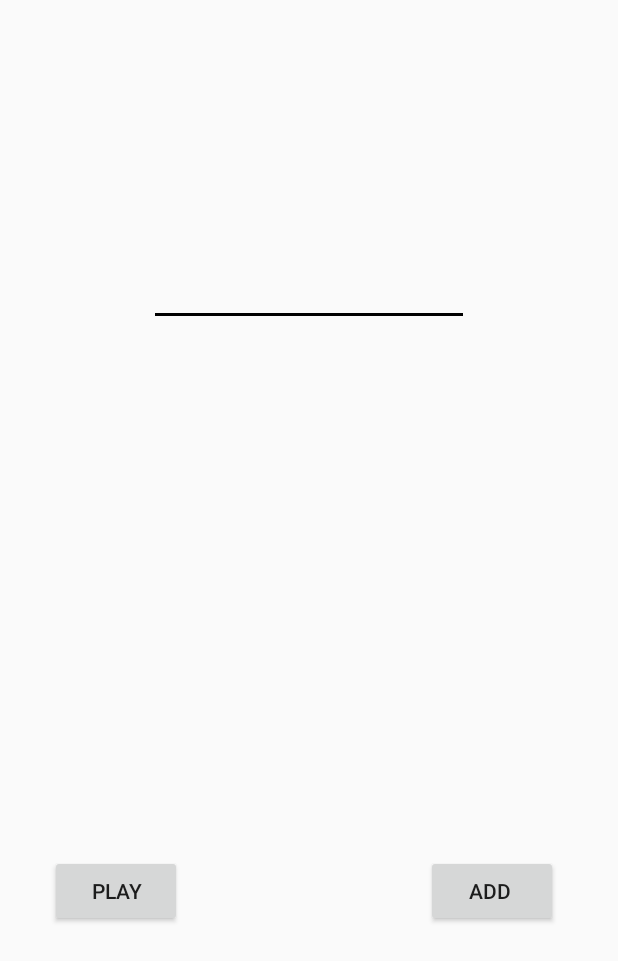
After one commit to axisimski/AS-Music-and-Radio-Player-for-Android, an Android app: the layout activity_radio.xml on its own in the app's theme, with its tools: preview values and no code run, on a phone screen of 412 x 824 dp. The commit adds this screen. Shown: the top 961 px of the screen. Run offline under Robolectric (Android 15) with nearby library versions, the phone set to English and light mode, and no system bars.

Commit message:
Adding RadioActivity/Service

```diff
--- /dev/null
+++ b/app/src/main/res/layout/activity_radio.xml
@@ -0,0 +1,40 @@
+<?xml version="1.0" encoding="utf-8"?>
+<RelativeLayout
+    xmlns:android="http://schemas.android.com/apk/res/android"
+    xmlns:app="http://schemas.android.com/apk/res-auto"
+    xmlns:tools="http://schemas.android.com/tools"
+    android:layout_width="match_parent"
+    android:layout_height="match_parent"
+    tools:context=".RadioActivity">
+
+    <Button
+        android:id="@+id/button_play"
+        android:layout_width="wrap_content"
+        android:layout_height="wrap_content"
+        android:layout_alignParentStart="true"
+        android:layout_alignTop="@+id/button_add"
+        android:layout_marginStart="33dp"
+        android:text="Play"
+        tools:layout_editor_absoluteX="148dp"
+        tools:layout_editor_absoluteY="390dp" />
+
+    <EditText
+        android:id="@+id/link_edt"
+        android:layout_width="wrap_content"
+        android:layout_height="wrap_content"
+        android:layout_alignParentTop="true"
+        android:layout_centerHorizontal="true"
+        android:layout_marginTop="172dp"
+        android:ems="10"
+        android:inputType="textPersonName" />
+
+    <Button
+        android:id="@+id/button_add"
+        android:layout_width="wrap_content"
+        android:layout_height="wrap_content"
+        android:layout_alignParentBottom="true"
+        android:layout_alignParentEnd="true"
+        android:layout_marginBottom="206dp"
+        android:layout_marginEnd="40dp"
+        android:text="add " />
+</RelativeLayout>
```
Also changed, not shown: app/src/main/AndroidManifest.xml (+13 -1 lines), app/src/main/java/com/example/axisimski/curr2/MainActivity.java (+10 -0 lines), app/src/main/java/com/example/axisimski/curr2/RadioActivity.java (added, +138 -0 lines), app/src/main/java/com/example/axisimski/curr2/RadioService.java (added, +85 -0 lines), app/src/main/res/layout/activity_main.xml (+8 -0 lines).
